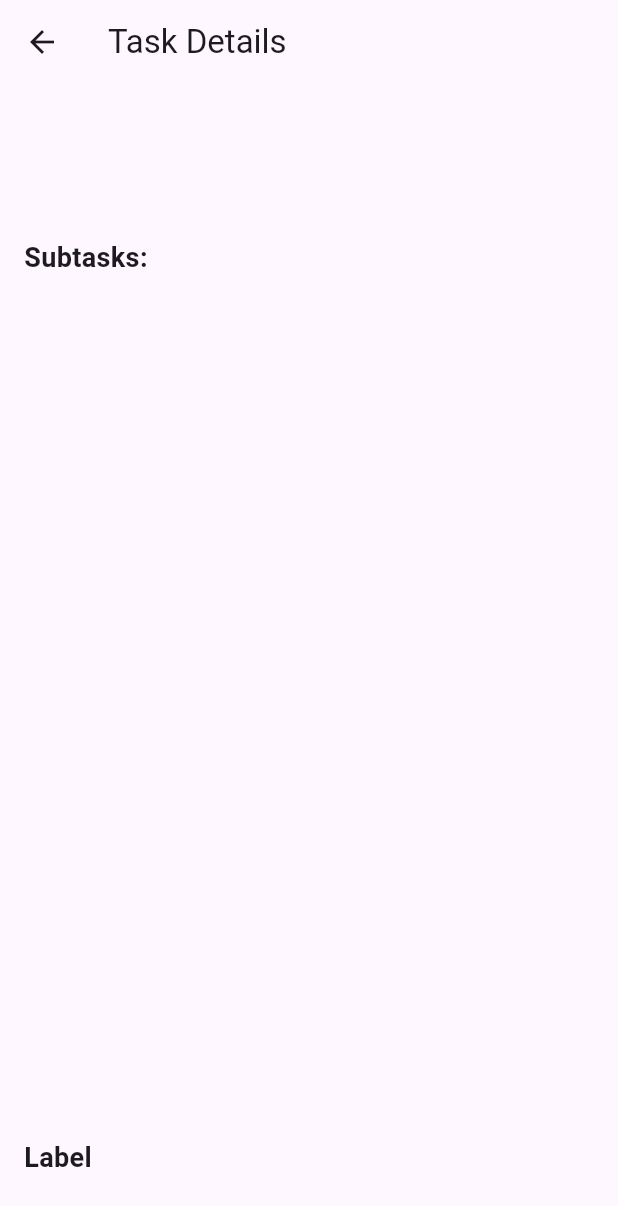
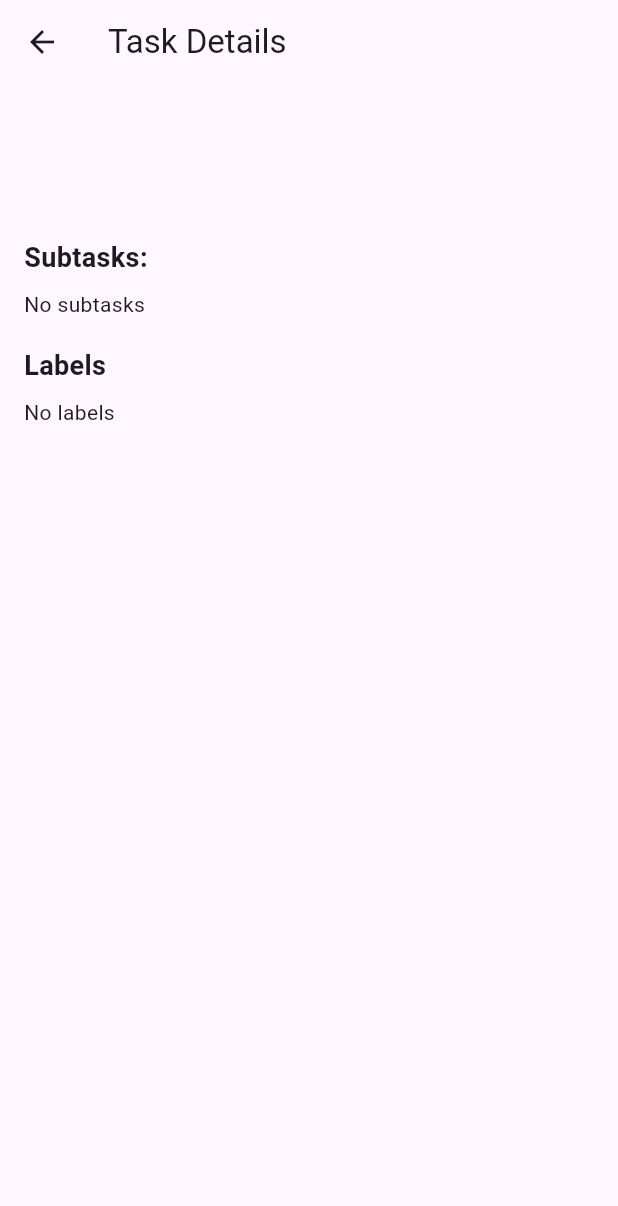
Before and after one commit to SanZarniLwin/todolist, a Flutter app: the TaskDetailWidget screen opened directly with empty values, on a phone screen of 412 x 824 dp. Shown: the top 1206 px of the screen. Run offline on Flutter 3.47's test engine with Material 3 defaults, Android fonts, the phone set to English and light mode, and no system bars.

Commit message:
Multi Category

```diff
--- a/lib/main.dart
+++ b/lib/main.dart
@@ -34,22 +34,26 @@ class Task {
   final String name;
   final String description;
   final List<String> subtasks;
-  final String label;
+  final List<String> labels;
   final String uuid;
 
   Task({
     required this.name,
     required this.description,
     required this.subtasks,
-    required this.label,
-  }) : uuid = const Uuid().v4();
+    required List<String> labels,
+  }) : labels = List.unmodifiable(labels),
+       uuid = const Uuid().v4();
 
   @override
   bool operator ==(covariant Task other) =>
       uuid == other.uuid;
 
   @override
+  int get hashCode => uuid.hashCode;
+
   String get title => name;
+
 }
 
 class TaskProvider extends ChangeNotifier {
@@ -65,6 +69,18 @@ class TaskProvider extends ChangeNotifier {
     _items.remove(task);
     notifyListeners();
   }
+
+  List<Task> tasksByLabel (String label) {
+    return _items.where((t) => t.labels.contains(label)).toList();
+  }
+
+  Set<String> allLabels() {
+    final Set<String> out = {};
+    for (final t in _items) {
+      out.addAll(t.labels);
+    }
+    return out;
+  }
 }
 
 class TaskWidget extends StatelessWidget {
@@ -73,6 +89,9 @@ class TaskWidget extends StatelessWidget {
 
   @override
   Widget build(BuildContext context) {
+    if (tasks.isEmpty) {
+      return const Center(child: Text('No tasks yet'),);
+    }
     return ListView.builder(
       itemCount: tasks.length,
       itemBuilder: (context, index) {
@@ -111,35 +130,46 @@ class TagWidget extends StatelessWidget {
 
   @override
   Widget build(BuildContext context) {
-    final labels = tasks.map((task) => task.label).toSet().toList();
-    return Wrap(
-      spacing: 8,
-      children: labels.map(
-        (label) {
-          return GestureDetector(
+    final Set<String> uniqueLabels = {};
+    for (final t in tasks) {
+      uniqueLabels.addAll(t.labels);
+    }
+    final labels = uniqueLabels.toList();
+    labels.sort((a, b) => a.toLowerCase().compareTo(b.toLowerCase()),);
+
+    if (labels.isEmpty) {
+      return const SizedBox.shrink();
+    }
+    return Padding(
+      padding: const EdgeInsets.symmetric(vertical: 8, horizontal: 12),
+      child: SingleChildScrollView(
+        scrollDirection: Axis.horizontal,
+        child: Row(
+          children: labels.map((label) {
+            return Padding(
+              padding: const EdgeInsets.only(right: 8),
+              child: GestureDetector(
                 onTap: () {
                   Navigator.of(context).push(
                     MaterialPageRoute(
                       builder: (context) => TasksByLabelPage(label: label),
-                ),
+                    )
                   );
                 },
                 child: Container(
-              height: 30,
+                  height: 34,
+                  padding: const EdgeInsets.symmetric(horizontal: 12),
                   decoration: BoxDecoration(
-                borderRadius: BorderRadius.circular(10),
+                    borderRadius: BorderRadius.circular(15),
                     color: Colors.teal,
                   ),
-              child: Text(
-                label,
-                style: TextStyle(
-                  color: Colors.white
-                ),
+                  child: Text(label)
                 ),
               ),
             );
-        }
-      ).toList(),
+          }).toList(),
+        ),
+      ),
     );
   }
 }
@@ -156,9 +186,7 @@ class TasksByLabelPage extends StatelessWidget {
       ),
       body: Consumer<TaskProvider>(
         builder: (context, value, child) {
-          final filteredTasks = value.item
-              .where((task) => task.label == label)
-              .toList();
+          final filteredTasks = value.tasksByLabel(label);
 
           if (filteredTasks.isEmpty) {
             return const Center(
@@ -185,8 +213,8 @@ class TaskDetailWidget extends StatelessWidget {
       appBar: AppBar(
         title: Text('Task Details'),
       ),
-      body: Padding(
-        padding: const EdgeInsets.all(16.0),
+      body: SingleChildScrollView(
+        padding: EdgeInsets.all(16),
         child: Column(
           crossAxisAlignment: CrossAxisAlignment.start,
           children: [
@@ -204,8 +232,15 @@ class TaskDetailWidget extends StatelessWidget {
               'Subtasks:',
               style: TextStyle(fontSize: 18, fontWeight: FontWeight.w600),
             ),
-            Expanded(
-              child: ListView.builder(
+            if (task.subtasks.isEmpty)
+              const Padding(
+                padding: EdgeInsets.symmetric(vertical: 8),
+                child: Text('No subtasks'),
+              )
+            else
+              ListView.builder(
+                shrinkWrap: true,
+                physics: const NeverScrollableScrollPhysics(),
                 itemCount: task.subtasks.length,
                 itemBuilder: (context, index) {
                   return ListTile(
@@ -213,15 +248,30 @@ class TaskDetailWidget extends StatelessWidget {
                   );
                 },
               ),
-            ),
             SizedBox(height: 10,),
             Text(
-              'Label',
+              'Labels',
               style: TextStyle(fontSize: 18, fontWeight: FontWeight.w600),
             ),
-            Text(
-              task.label,
-              style: TextStyle(fontSize: 16),
+            if (task.labels.isEmpty)
+              const Padding(
+                padding: EdgeInsets.symmetric(vertical: 8),
+                child: Text('No labels'),
+              )
+            else
+              Padding(
+                padding: const EdgeInsets.only(top: 8),
+                child: SingleChildScrollView(
+                  scrollDirection: Axis.horizontal,
+                  child: Row(
+                    children: task.labels.map((l) {
+                      return Padding(
+                        padding: const EdgeInsets.only(right: 8),
+                        child: Chip(label: Text(l)),
+                      );
+                    }).toList(),
+                  ),
+                ),
               ),
           ],
         ),
@@ -246,10 +296,12 @@ class _MyHomePageState extends State<MyHomePage> {
       ),
       body: Column(
         children: [
-          Consumer<TaskProvider>(
+          SizedBox(height: 50,
+            child: Consumer<TaskProvider>(
               builder: (context, value, child) {
                 return TagWidget(tasks: value.item);
               },
+            ),
           ),
           Expanded(
             child: Consumer<TaskProvider>(
@@ -285,7 +337,7 @@ class _AddingTaskWidgetState extends State<AddingTaskWidget> {
   final TextEditingController taskController = TextEditingController();
   final List<TextEditingController> _subtaskControllers = [];
   final TextEditingController descriptionController = TextEditingController();
-  final TextEditingController labelController = TextEditingController();
+  final List<TextEditingController> _labelControllers = [];
 
   @override
   void dispose() {
@@ -294,12 +346,21 @@ class _AddingTaskWidgetState extends State<AddingTaskWidget> {
       controller.dispose();
     }
     descriptionController.dispose();
+    for (var controller in _labelControllers) {
+      controller.dispose();
+    }
     super.dispose();
   }
 
   void addTasks() {
     setState(() {
       _subtaskControllers.add(TextEditingController());
+    });
+  }
+
+  void addLabel() {
+    setState(() {
+      _labelControllers.add(TextEditingController());
     });
   }
 
@@ -340,7 +401,7 @@ class _AddingTaskWidgetState extends State<AddingTaskWidget> {
                                 _subtaskControllers.removeAt(index);
                               });
                             },
-                            icon: Icon(Icons.remove)
+                            icon: Icon(Icons.delete)
                           ),
                           labelText: 'Subtask Name',
                           border: OutlineInputBorder(
@@ -368,13 +429,28 @@ class _AddingTaskWidgetState extends State<AddingTaskWidget> {
                 ),
               ),
               SizedBox(height: 10,),
-              TextField(
-                controller: labelController,
+              Column(
+                children: List.generate(
+                  _labelControllers.length,
+                  (index) {
+                    return TextField(
+                      controller: _labelControllers[index],
                       decoration: InputDecoration(
-                  labelText: 'Adding Label',
+                        suffixIcon: IconButton(
+                          onPressed: () {
+                            setState(() {
+                            _labelControllers.removeAt(index);
+                            });
+                          },
+                          icon: Icon(Icons.delete)
+                        ),
+                        labelText: 'label',
                         border: OutlineInputBorder(
-                    borderRadius: BorderRadius.circular(10),
+                          borderRadius: BorderRadius.circular(15)
                         )
+                      ),
+                    );
+                  },
                 ),
               ),
               SizedBox(height: 10,),
@@ -388,10 +464,16 @@ class _AddingTaskWidgetState extends State<AddingTaskWidget> {
                   ),
                   TextButton(
                     onPressed: () {
+                      addLabel();
+                    },
+                    child: Text('Add label')
+                  ),
+                  TextButton(
+                    onPressed: () {
                       final text = taskController.text;
                       final description = descriptionController.text;
                       final subtasks = _subtaskControllers.map((e) => e.text).toList();
-                      final label = labelController.text;
+                      final labels = _labelControllers.map((e) => e.text).toList();
                       if (text.isEmpty) {
                         ScaffoldMessenger.of(context).showSnackBar(
                           SnackBar(content: Text('Enter Task'))
@@ -403,7 +485,7 @@ class _AddingTaskWidgetState extends State<AddingTaskWidget> {
                           name: text,
                           description: description,
                           subtasks: subtasks,
-                          label: label,
+                          labels: labels,
                         );
                         context.read<TaskProvider>().add(
                           task,
```
Lines whose indentation alone changed are shown as unchanged.
